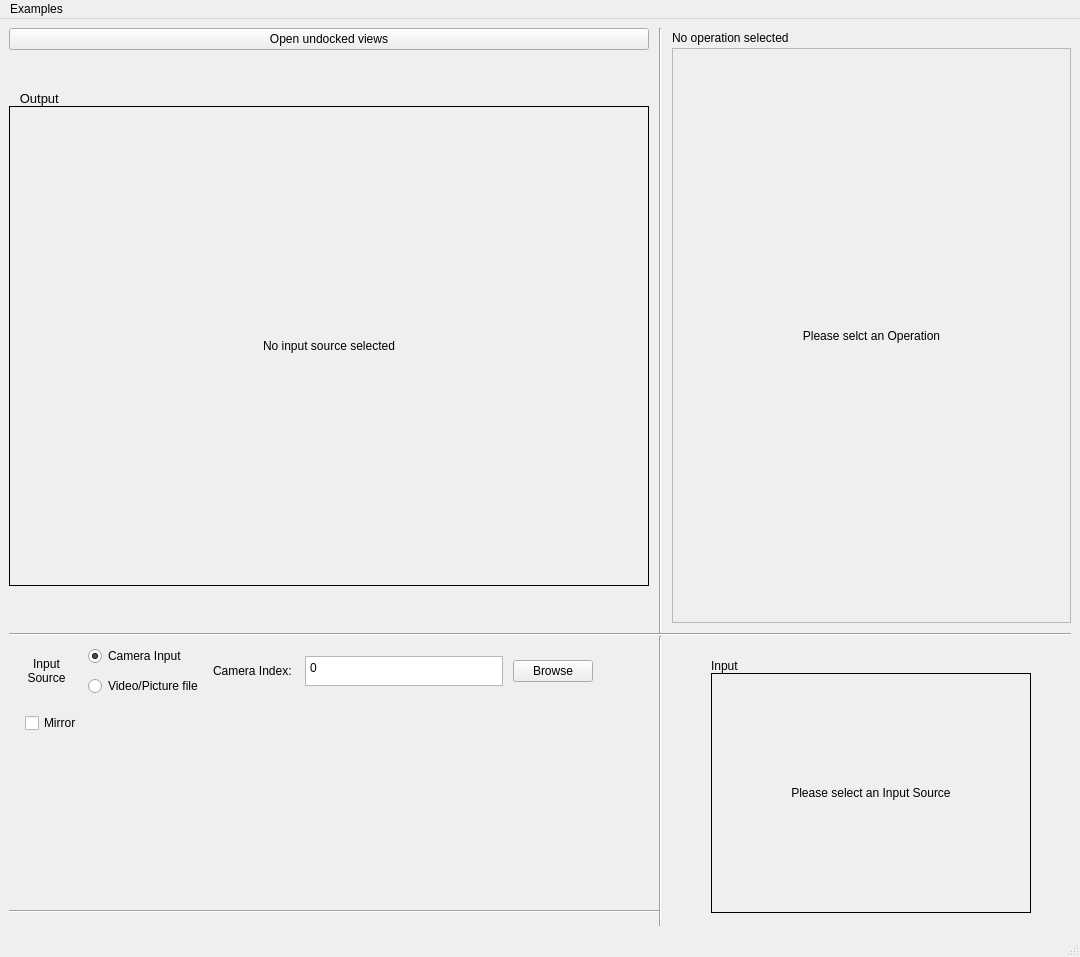
This is mainwindow.ui in JairajJangle/OpenCV-Catalogue as Qt 5 draws it before an edit. The edited form follows.
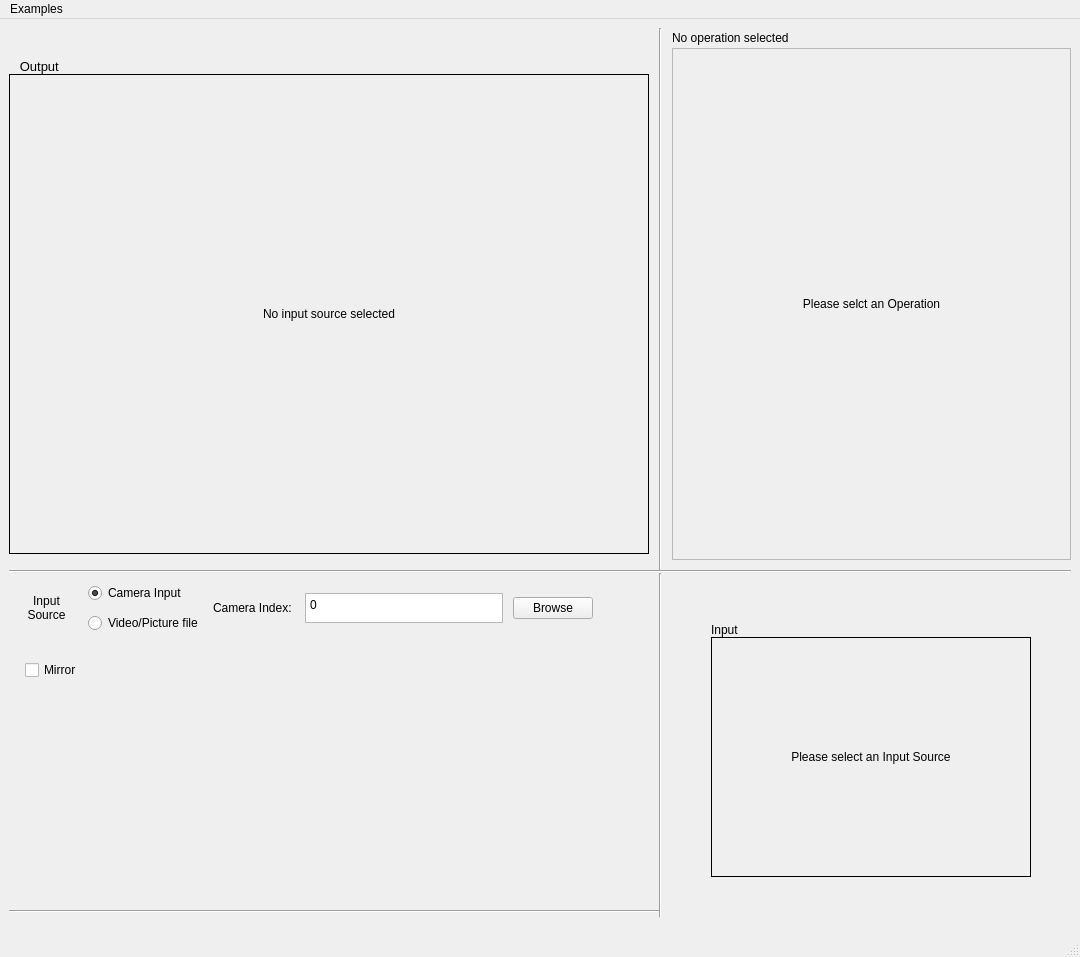
This is the edited form. Icons and pictures are not drawn. Custom widgets are drawn as their Qt base class.

Commit message: Replaced text undock button with icon button

```diff
--- a/mainwindow.ui
+++ b/mainwindow.ui
@@ -22,11 +22,109 @@
   <widget class="QWidget" name="centralwidget">
    <layout class="QVBoxLayout" name="verticalLayout_5">
     <item>
-     <layout class="QGridLayout" name="gridLayout" rowstretch="10,0,0,0,0,0,0,0,0,0,0,0,0,0,0,0,0,0" columnstretch="3,0,0,0,0">
+     <layout class="QGridLayout" name="gridLayout" rowstretch="10,0,0,0,0,0,0,0,0,0,0,0,0,0,0" columnstretch="3,0,0,0,0">
       <property name="spacing">
        <number>0</number>
       </property>
-      <item row="9" column="4" rowspan="8">
+      <item row="0" column="3">
+       <spacer name="horizontalSpacer_4">
+        <property name="orientation">
+         <enum>Qt::Horizontal</enum>
+        </property>
+        <property name="sizeType">
+         <enum>QSizePolicy::Fixed</enum>
+        </property>
+        <property name="sizeHint" stdset="0">
+         <size>
+          <width>10</width>
+          <height>20</height>
+         </size>
+        </property>
+       </spacer>
+      </item>
+      <item row="9" column="0" rowspan="6" colspan="2">
+       <layout class="QVBoxLayout" name="verticalLayout_3">
+        <item>
+         <spacer name="verticalSpacer">
+          <property name="orientation">
+           <enum>Qt::Vertical</enum>
+          </property>
+          <property name="sizeHint" stdset="0">
+           <size>
+            <width>20</width>
+            <height>40</height>
+           </size>
+          </property>
+         </spacer>
+        </item>
+        <item>
+         <widget class="Line" name="lineAboveUserMessage">
+          <property name="orientation">
+           <enum>Qt::Horizontal</enum>
+          </property>
+         </widget>
+        </item>
+        <item>
+         <widget class="QLabel" name="labelUserMessage">
+          <property name="font">
+           <font>
+            <pointsize>8</pointsize>
+           </font>
+          </property>
+          <property name="text">
+           <string/>
+          </property>
+         </widget>
+        </item>
+       </layout>
+      </item>
+      <item row="5" column="2" rowspan="9">
+       <widget class="Line" name="line_2">
+        <property name="orientation">
+         <enum>Qt::Vertical</enum>
+        </property>
+       </widget>
+      </item>
+      <item row="0" column="2" rowspan="4">
+       <widget class="Line" name="line_3">
+        <property name="orientation">
+         <enum>Qt::Vertical</enum>
+        </property>
+       </widget>
+      </item>
+      <item row="0" column="1">
+       <spacer name="horizontalSpacer_3">
+        <property name="orientation">
+         <enum>Qt::Horizontal</enum>
+        </property>
+        <property name="sizeType">
+         <enum>QSizePolicy::Fixed</enum>
+        </property>
+        <property name="sizeHint" stdset="0">
+         <size>
+          <width>10</width>
+          <height>20</height>
+         </size>
+        </property>
+       </spacer>
+      </item>
+      <item row="5" column="0">
+       <spacer name="verticalSpacer_2">
+        <property name="orientation">
+         <enum>Qt::Vertical</enum>
+        </property>
+        <property name="sizeType">
+         <enum>QSizePolicy::Fixed</enum>
+        </property>
+        <property name="sizeHint" stdset="0">
+         <size>
+          <width>20</width>
+          <height>10</height>
+         </size>
+        </property>
+       </spacer>
+      </item>
+      <item row="6" column="4" rowspan="8">
        <layout class="QGridLayout" name="gridLayout_6">
         <item row="2" column="1">
          <widget class="QLabel" name="labelInput">
@@ -120,210 +218,14 @@
         </item>
        </layout>
       </item>
-      <item row="12" column="0" rowspan="6" colspan="2">
-       <layout class="QVBoxLayout" name="verticalLayout_3">
-        <item>
-         <spacer name="verticalSpacer">
-          <property name="orientation">
-           <enum>Qt::Vertical</enum>
-          </property>
-          <property name="sizeHint" stdset="0">
-           <size>
-            <width>20</width>
-            <height>40</height>
-           </size>
-          </property>
-         </spacer>
-        </item>
-        <item>
-         <widget class="Line" name="lineAboveUserMessage">
-          <property name="orientation">
-           <enum>Qt::Horizontal</enum>
-          </property>
-         </widget>
-        </item>
-        <item>
-         <widget class="QLabel" name="labelUserMessage">
-          <property name="font">
-           <font>
-            <pointsize>8</pointsize>
-           </font>
-          </property>
-          <property name="text">
-           <string/>
-          </property>
-         </widget>
-        </item>
-       </layout>
-      </item>
-      <item row="8" column="2" rowspan="9">
-       <widget class="Line" name="line_2">
-        <property name="orientation">
-         <enum>Qt::Vertical</enum>
-        </property>
-       </widget>
-      </item>
-      <item row="0" column="2" rowspan="7">
-       <widget class="Line" name="line_3">
-        <property name="orientation">
-         <enum>Qt::Vertical</enum>
-        </property>
-       </widget>
-      </item>
-      <item row="4" column="0">
-       <layout class="QGridLayout" name="gridLayout_2">
-        <item row="0" column="1">
-         <spacer name="verticalSpacer_5">
-          <property name="orientation">
-           <enum>Qt::Vertical</enum>
-          </property>
-          <property name="sizeHint" stdset="0">
-           <size>
-            <width>20</width>
-            <height>40</height>
-           </size>
-          </property>
-         </spacer>
-        </item>
-        <item row="2" column="0">
-         <spacer name="horizontalSpacer_2">
-          <property name="orientation">
-           <enum>Qt::Horizontal</enum>
-          </property>
-          <property name="sizeHint" stdset="0">
-           <size>
-            <width>40</width>
-            <height>20</height>
-           </size>
-          </property>
-         </spacer>
-        </item>
-        <item row="3" column="1">
-         <spacer name="verticalSpacer_6">
-          <property name="orientation">
-           <enum>Qt::Vertical</enum>
-          </property>
-          <property name="sizeHint" stdset="0">
-           <size>
-            <width>20</width>
-            <height>40</height>
-           </size>
-          </property>
-         </spacer>
-        </item>
-        <item row="2" column="2">
-         <spacer name="horizontalSpacer_5">
-          <property name="orientation">
-           <enum>Qt::Horizontal</enum>
-          </property>
-          <property name="sizeHint" stdset="0">
-           <size>
-            <width>40</width>
-            <height>20</height>
-           </size>
-          </property>
-         </spacer>
-        </item>
-        <item row="2" column="1">
-         <widget class="ClickableLabel" name="labelOutput">
-          <property name="sizePolicy">
-           <sizepolicy hsizetype="Fixed" vsizetype="Fixed">
-            <horstretch>0</horstretch>
-            <verstretch>0</verstretch>
-           </sizepolicy>
-          </property>
-          <property name="minimumSize">
-           <size>
-            <width>640</width>
-            <height>480</height>
-           </size>
-          </property>
-          <property name="styleSheet">
-           <string notr="true">border: 1px solid black</string>
-          </property>
-          <property name="text">
-           <string>No input source selected</string>
-          </property>
-          <property name="alignment">
-           <set>Qt::AlignCenter</set>
-          </property>
-         </widget>
-        </item>
-        <item row="1" column="1">
-         <widget class="QLabel" name="label_3">
-          <property name="sizePolicy">
-           <sizepolicy hsizetype="Preferred" vsizetype="Preferred">
-            <horstretch>0</horstretch>
-            <verstretch>0</verstretch>
-           </sizepolicy>
-          </property>
-          <property name="minimumSize">
-           <size>
-            <width>0</width>
-            <height>0</height>
-           </size>
-          </property>
-          <property name="font">
-           <font>
-            <pointsize>10</pointsize>
-           </font>
-          </property>
-          <property name="text">
-           <string>   Output</string>
-          </property>
-         </widget>
-        </item>
-       </layout>
-      </item>
-      <item row="0" column="1">
-       <spacer name="horizontalSpacer_3">
+      <item row="4" column="0" colspan="5">
+       <widget class="Line" name="line">
         <property name="orientation">
          <enum>Qt::Horizontal</enum>
         </property>
-        <property name="sizeType">
-         <enum>QSizePolicy::Fixed</enum>
-        </property>
-        <property name="sizeHint" stdset="0">
-         <size>
-          <width>10</width>
-          <height>20</height>
-         </size>
-        </property>
-       </spacer>
+       </widget>
       </item>
       <item row="3" column="0">
-       <spacer name="verticalSpacer_4">
-        <property name="orientation">
-         <enum>Qt::Vertical</enum>
-        </property>
-        <property name="sizeType">
-         <enum>QSizePolicy::Fixed</enum>
-        </property>
-        <property name="sizeHint" stdset="0">
-         <size>
-          <width>20</width>
-          <height>5</height>
-         </size>
-        </property>
-       </spacer>
-      </item>
-      <item row="0" column="3">
-       <spacer name="horizontalSpacer_4">
-        <property name="orientation">
-         <enum>Qt::Horizontal</enum>
-        </property>
-        <property name="sizeType">
-         <enum>QSizePolicy::Fixed</enum>
-        </property>
-        <property name="sizeHint" stdset="0">
-         <size>
-          <width>10</width>
-          <height>20</height>
-         </size>
-        </property>
-       </spacer>
-      </item>
-      <item row="6" column="0">
        <spacer name="verticalSpacer_3">
         <property name="orientation">
          <enum>Qt::Vertical</enum>
@@ -339,23 +241,7 @@
         </property>
        </spacer>
       </item>
-      <item row="8" column="0">
-       <spacer name="verticalSpacer_2">
-        <property name="orientation">
-         <enum>Qt::Vertical</enum>
-        </property>
-        <property name="sizeType">
-         <enum>QSizePolicy::Fixed</enum>
-        </property>
-        <property name="sizeHint" stdset="0">
-         <size>
-          <width>20</width>
-          <height>10</height>
-         </size>
-        </property>
-       </spacer>
-      </item>
-      <item row="0" column="4" rowspan="5">
+      <item row="0" column="4" rowspan="2">
        <layout class="QGridLayout" name="gridLayout_5">
         <item row="2" column="0">
          <layout class="QVBoxLayout" name="verticalLayout">
@@ -373,7 +259,7 @@
                <x>0</x>
                <y>0</y>
                <width>371</width>
-               <height>524</height>
+               <height>509</height>
               </rect>
              </property>
              <layout class="QGridLayout" name="gridLayout_7">
@@ -452,7 +338,7 @@
         </item>
        </layout>
       </item>
-      <item row="9" column="0" rowspan="3">
+      <item row="6" column="0" rowspan="3">
        <layout class="QGridLayout" name="gridLayout_4">
         <item row="5" column="2">
          <spacer name="horizontalSpacer_6">
@@ -652,24 +538,164 @@
         </item>
        </layout>
       </item>
-      <item row="0" column="0" rowspan="3">
-       <layout class="QHBoxLayout" name="horizontalLayout_2">
-        <item>
-         <widget class="QPushButton" name="pushButton">
+      <item row="0" column="0" rowspan="2">
+       <layout class="QGridLayout" name="gridLayout_2">
+        <item row="4" column="1">
+         <spacer name="verticalSpacer_6">
+          <property name="orientation">
+           <enum>Qt::Vertical</enum>
+          </property>
+          <property name="sizeHint" stdset="0">
+           <size>
+            <width>20</width>
+            <height>40</height>
+           </size>
+          </property>
+         </spacer>
+        </item>
+        <item row="0" column="1">
+         <spacer name="verticalSpacer_5">
+          <property name="orientation">
+           <enum>Qt::Vertical</enum>
+          </property>
+          <property name="sizeHint" stdset="0">
+           <size>
+            <width>20</width>
+            <height>40</height>
+           </size>
+          </property>
+         </spacer>
+        </item>
+        <item row="3" column="1">
+         <widget class="ClickableLabel" name="labelOutput">
+          <property name="sizePolicy">
+           <sizepolicy hsizetype="Fixed" vsizetype="Fixed">
+            <horstretch>0</horstretch>
+            <verstretch>0</verstretch>
+           </sizepolicy>
+          </property>
+          <property name="minimumSize">
+           <size>
+            <width>640</width>
+            <height>480</height>
+           </size>
+          </property>
+          <property name="styleSheet">
+           <string notr="true">border: 1px solid black</string>
+          </property>
           <property name="text">
-           <string>Open undocked views</string>
+           <string>No input source selected</string>
+          </property>
+          <property name="alignment">
+           <set>Qt::AlignCenter</set>
           </property>
          </widget>
         </item>
+        <item row="3" column="0">
+         <spacer name="horizontalSpacer_2">
+          <property name="orientation">
+           <enum>Qt::Horizontal</enum>
+          </property>
+          <property name="sizeHint" stdset="0">
+           <size>
+            <width>40</width>
+            <height>20</height>
+           </size>
+          </property>
+         </spacer>
+        </item>
+        <item row="3" column="2">
+         <spacer name="horizontalSpacer_5">
+          <property name="orientation">
+           <enum>Qt::Horizontal</enum>
+          </property>
+          <property name="sizeHint" stdset="0">
+           <size>
+            <width>40</width>
+            <height>20</height>
+           </size>
+          </property>
+         </spacer>
+        </item>
+        <item row="2" column="1">
+         <layout class="QHBoxLayout" name="horizontalLayout_4">
+          <item>
+           <widget class="QLabel" name="label_3">
+            <property name="sizePolicy">
+             <sizepolicy hsizetype="Preferred" vsizetype="Fixed">
+              <horstretch>0</horstretch>
+              <verstretch>0</verstretch>
+             </sizepolicy>
+            </property>
+            <property name="minimumSize">
+             <size>
+              <width>0</width>
+              <height>40</height>
+             </size>
+            </property>
+            <property name="font">
+             <font>
+              <pointsize>10</pointsize>
+             </font>
+            </property>
+            <property name="text">
+             <string>   Output</string>
+            </property>
+            <property name="alignment">
+             <set>Qt::AlignBottom|Qt::AlignLeading|Qt::AlignLeft</set>
+            </property>
+           </widget>
+          </item>
+          <item>
+           <widget class="QPushButton" name="buttonUndock">
+            <property name="sizePolicy">
+             <sizepolicy hsizetype="Fixed" vsizetype="Fixed">
+              <horstretch>0</horstretch>
+              <verstretch>0</verstretch>
+             </sizepolicy>
+            </property>
+            <property name="minimumSize">
+             <size>
+              <width>30</width>
+              <height>30</height>
+             </size>
+            </property>
+            <property name="maximumSize">
+             <size>
+              <width>30</width>
+              <height>30</height>
+             </size>
+            </property>
+            <property name="toolTip">
+             <string>Open undocked views</string>
+            </property>
+            <property name="styleSheet">
+             <string notr="true">#buttonUndock
+{
+background-color: transparent;
+border-image: url(:/assets/undock.png);
+background: none;
+border: none;
+background-repeat: none;
+}
+#buttonUndock:pressed
+{
+background-color: transparent;
+border-image: url(:/assets/undock_sel.png);
+background: none;
+border: none;
+background-repeat: none;
+}</string>
+            </property>
+            <property name="text">
+             <string/>
+            </property>
+           </widget>
+          </item>
+         </layout>
+        </item>
        </layout>
       </item>
-      <item row="7" column="0" colspan="5">
-       <widget class="Line" name="line">
-        <property name="orientation">
-         <enum>Qt::Horizontal</enum>
-        </property>
-       </widget>
-      </item>
      </layout>
     </item>
    </layout>
```
